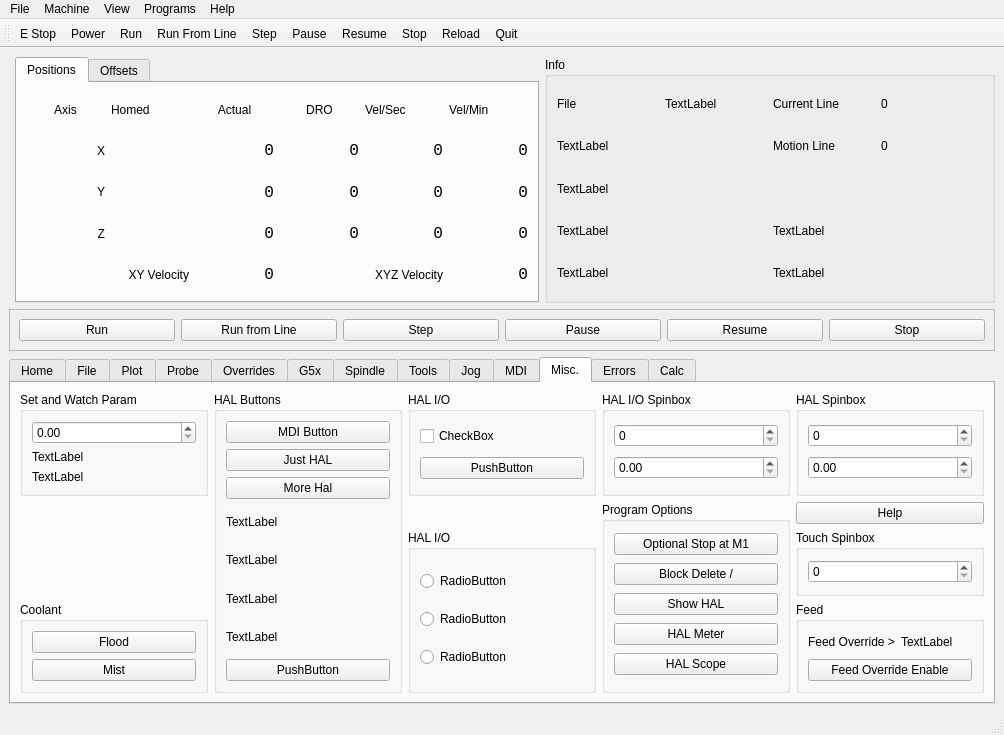
The window that examples/xyz/xyz.ui (jethornton/flexgui) describes before a commit, drawn with Qt 5.
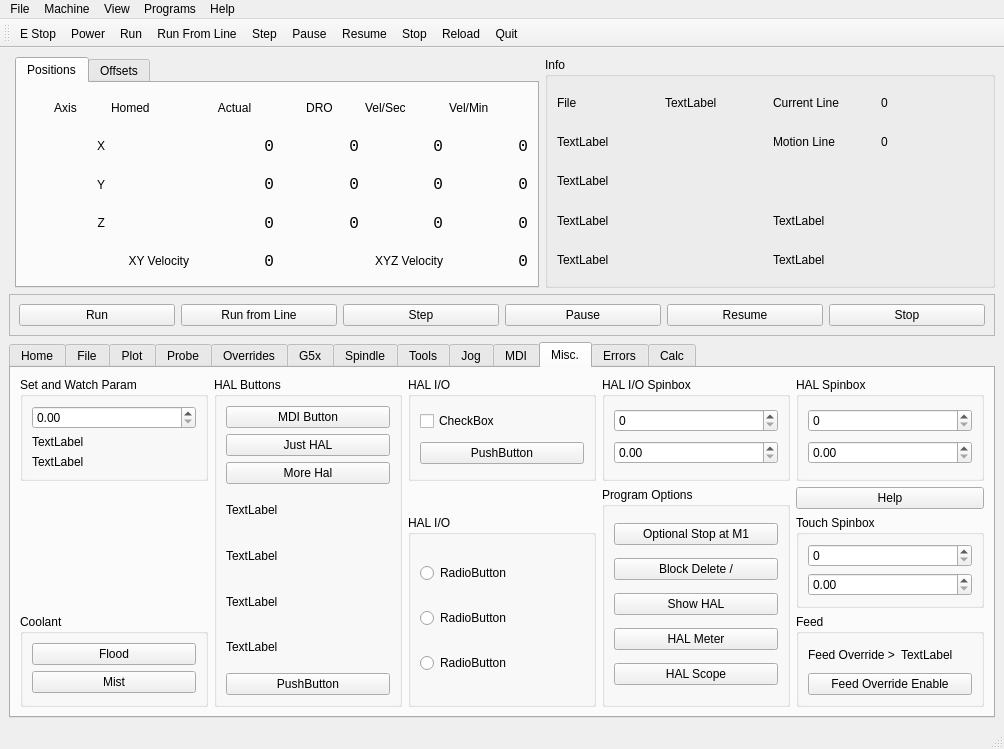
The same window after the commit. The open tabs and pages were chosen to show the change.

Patch:
```diff
--- a/examples/xyz/xyz.ui
+++ b/examples/xyz/xyz.ui
@@ -7,7 +7,7 @@
     <x>0</x>
     <y>0</y>
     <width>1004</width>
-    <height>735</height>
+    <height>749</height>
    </rect>
   </property>
   <property name="windowTitle">
@@ -2919,6 +2919,13 @@
              </property>
             </widget>
            </item>
+           <item>
+            <widget class="QDoubleSpinBox" name="doubleSpinBox_4">
+             <property name="input" stdset="0">
+              <string>number</string>
+             </property>
+            </widget>
+           </item>
           </layout>
          </widget>
         </item>
```
Left out of the diff: 2 changed lines with no effect on the pictures.
